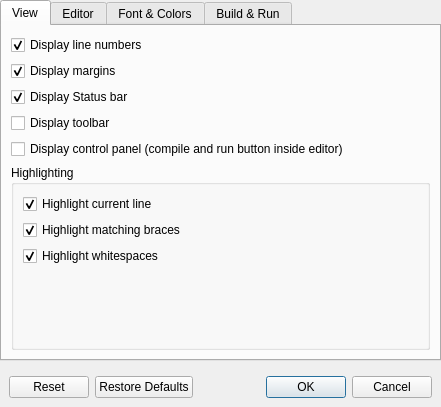
Qt form oci/frontend/ui/dlg_preferences.ui (OpenCobolIDE/OpenCobolIDE) before a commit.
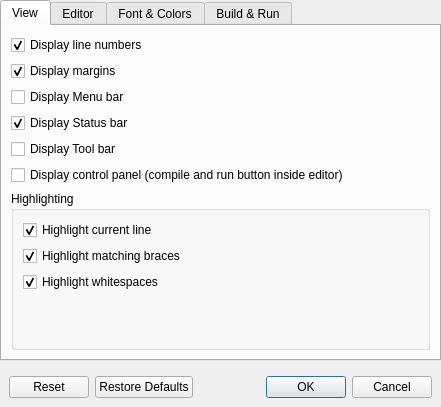
The same form after that commit. Icons and pictures are not drawn.

Commit message:
#38 Make MenuBar hidden by default and add a menu button to the status bar.
This button can be clicked to trigger the Preferences action and display a drop down menu that shows the most important actions (new, open, save as, help and about).

Patch:
```diff
--- a/oci/frontend/ui/dlg_preferences.ui
+++ b/oci/frontend/ui/dlg_preferences.ui
@@ -100,6 +100,13 @@
             </property>
            </widget>
           </item>
+          <item>
+           <widget class="QCheckBox" name="checkBoxViewMenuBar">
+            <property name="text">
+             <string>Display Menu bar</string>
+            </property>
+           </widget>
+          </item>
           <item>
            <widget class="QCheckBox" name="checkBoxViewStatus">
             <property name="text">
@@ -113,7 +120,7 @@
           <item>
            <widget class="QCheckBox" name="checkBoxViewToolBar">
             <property name="text">
-             <string>Display toolbar</string>
+             <string>Display Tool bar </string>
             </property>
            </widget>
           </item>
```
Left out of the diff: 35 changed lines with no effect on the pictures. The commit also changes 7 other files.
